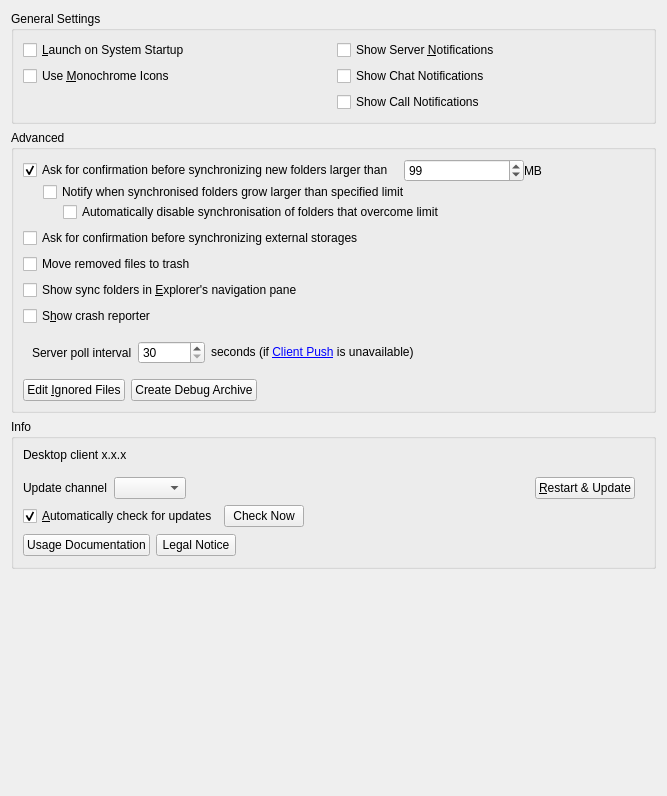
nextcloud/desktop, file src/gui/generalsettings.ui: the form before one commit.
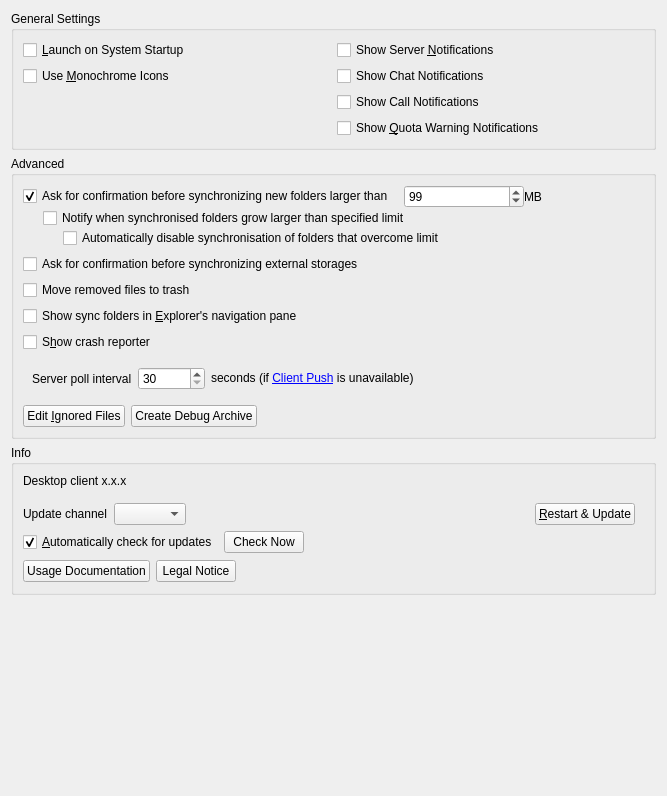
The form after the commit.

Commit message: QuotaWarning CheckBox implemented and connected via cfgfile. Settingsmenu does not show up

Diff of the .ui file:
```diff
--- a/src/gui/generalsettings.ui
+++ b/src/gui/generalsettings.ui
@@ -58,6 +58,13 @@
         </property>
        </widget>
       </item>
+      <item row="3" column="1">
+       <widget class="QCheckBox" name="quotaWarningNotificationCheckBox">
+        <property name="text">
+         <string>Show &amp;Quota Warning Notifications</string>
+        </property>
+       </widget>
+      </item>
      </layout>
     </widget>
    </item>
```
The commit also changes 5 other files.
